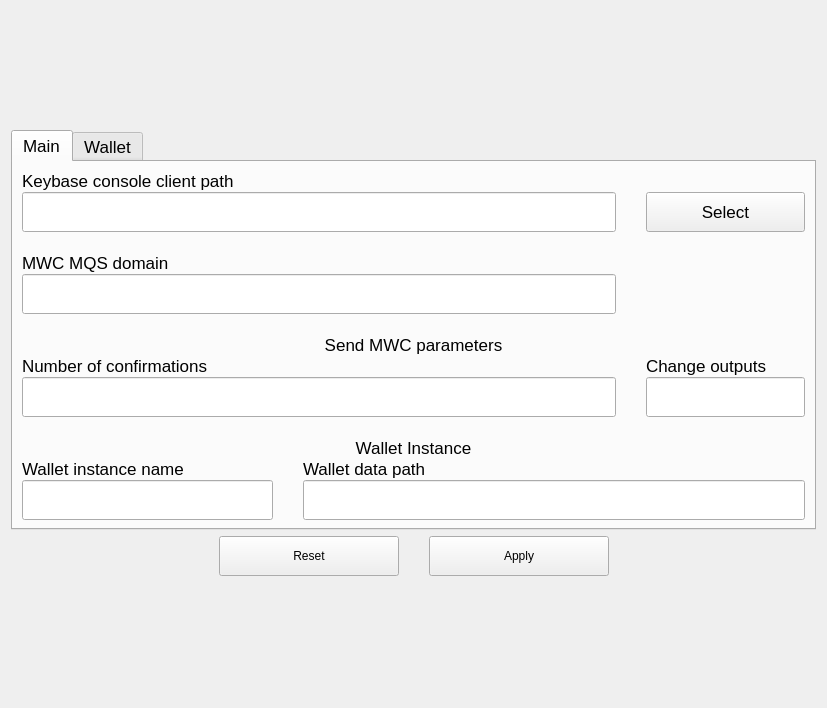
Qt form windows_desktop/x_walletconfig.ui (0xkobe/mwc-wallet) before a commit.
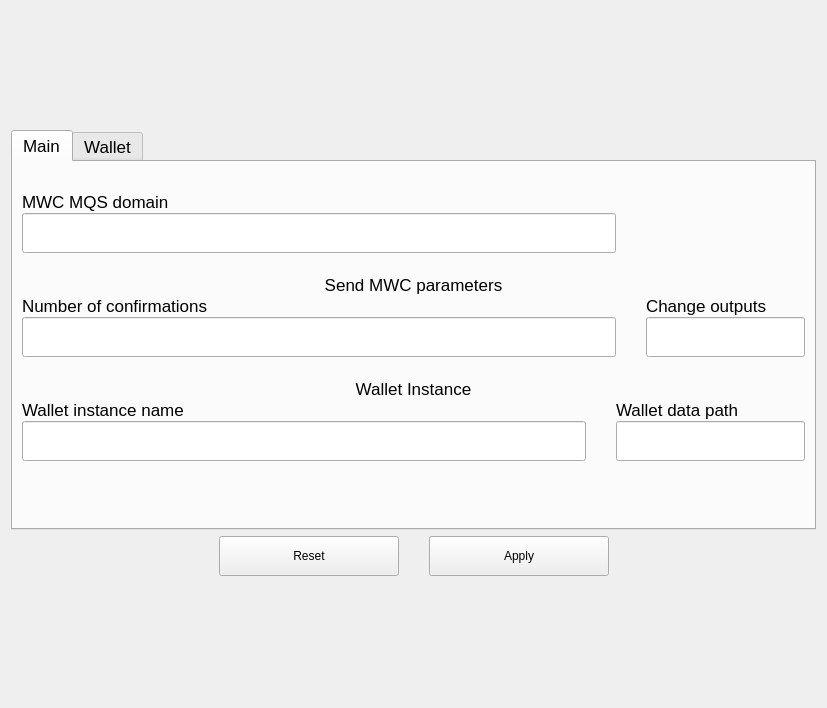
The same form after that commit. The open tabs and pages were chosen to show the change. Icons and pictures are not drawn. Custom widgets are drawn as their Qt base class.

Commit message: https://github.com/mwcproject/mwc-qt-wallet/issues/564

Patch:
```diff
--- a/windows_desktop/x_walletconfig.ui
+++ b/windows_desktop/x_walletconfig.ui
@@ -72,27 +72,14 @@
         <number>0</number>
        </property>
        <item>
-        <layout class="QGridLayout" name="gridLayout" columnstretch="4,5,0">
+        <layout class="QGridLayout" name="gridLayout" columnstretch="4,0,0">
          <property name="horizontalSpacing">
           <number>30</number>
          </property>
          <property name="verticalSpacing">
           <number>1</number>
          </property>
-         <item row="12" column="2">
-          <widget class="control::MwcLabelSmall" name="label_5">
-           <property name="maximumSize">
-            <size>
-             <width>16777215</width>
-             <height>22</height>
-            </size>
-           </property>
-           <property name="text">
-            <string>Change outputs</string>
-           </property>
-          </widget>
-         </item>
-         <item row="15" column="0" colspan="3">
+         <item row="13" column="0" colspan="3">
           <widget class="control::MwcLabelLarge" name="label_9">
            <property name="text">
             <string>Wallet Instance</string>
@@ -102,87 +89,7 @@
            </property>
           </widget>
          </item>
-         <item row="16" column="0">
-          <widget class="control::MwcLabelSmall" name="label_10">
-           <property name="maximumSize">
-            <size>
-             <width>16777215</width>
-             <height>22</height>
-            </size>
-           </property>
-           <property name="text">
-            <string>Wallet instance name</string>
-           </property>
-          </widget>
-         </item>
-         <item row="6" column="0" colspan="2">
-          <widget class="control::MwcLineEditNormal" name="mwcmqHost">
-           <property name="minimumSize">
-            <size>
-             <width>0</width>
-             <height>40</height>
-            </size>
-           </property>
-           <property name="maximumSize">
-            <size>
-             <width>200000</width>
-             <height>40</height>
-            </size>
-           </property>
-           <property name="maxLength">
-            <number>512</number>
-           </property>
-          </widget>
-         </item>
-         <item row="2" column="0" colspan="3">
-          <widget class="control::MwcLabelSmall" name="label_4">
-           <property name="sizePolicy">
-            <sizepolicy hsizetype="Fixed" vsizetype="Preferred">
-             <horstretch>0</horstretch>
-             <verstretch>0</verstretch>
-            </sizepolicy>
-           </property>
-           <property name="maximumSize">
-            <size>
-             <width>16777215</width>
-             <height>22</height>
-            </size>
-           </property>
-           <property name="text">
-            <string>Keybase console client path</string>
-           </property>
-          </widget>
-         </item>
-         <item row="10" column="1">
-          <widget class="QWidget" name="widget" native="true">
-           <property name="minimumSize">
-            <size>
-             <width>0</width>
-             <height>20</height>
-            </size>
-           </property>
-           <property name="maximumSize">
-            <size>
-             <width>16777215</width>
-             <height>15</height>
-            </size>
-           </property>
-          </widget>
-         </item>
-         <item row="12" column="0" colspan="2">
-          <widget class="control::MwcLabelSmall" name="label_6">
-           <property name="maximumSize">
-            <size>
-             <width>16777215</width>
-             <height>22</height>
-            </size>
-           </property>
-           <property name="text">
-            <string>Number of confirmations</string>
-           </property>
-          </widget>
-         </item>
-         <item row="4" column="1">
+         <item row="2" column="1">
           <widget class="QWidget" name="widget_3" native="true">
            <property name="minimumSize">
             <size>
@@ -198,17 +105,7 @@
            </property>
           </widget>
          </item>
-         <item row="11" column="0" colspan="3">
-          <widget class="control::MwcLabelLarge" name="label_8">
-           <property name="text">
-            <string>Send MWC parameters</string>
-           </property>
-           <property name="alignment">
-            <set>Qt::AlignCenter</set>
-           </property>
-          </widget>
-         </item>
-         <item row="16" column="1" colspan="2">
+         <item row="14" column="1" colspan="2">
           <widget class="control::MwcLabelSmall" name="label_7">
            <property name="maximumSize">
             <size>
@@ -221,89 +118,7 @@
            </property>
           </widget>
          </item>
-         <item row="13" column="0" colspan="2">
-          <widget class="control::MwcLineEditNormal" name="confirmationNumberEdit">
-           <property name="minimumSize">
-            <size>
-             <width>0</width>
-             <height>40</height>
-            </size>
-           </property>
-           <property name="maximumSize">
-            <size>
-             <width>16777215</width>
-             <height>40</height>
-            </size>
-           </property>
-           <property name="maxLength">
-            <number>2</number>
-           </property>
-          </widget>
-         </item>
-         <item row="3" column="2">
-          <widget class="control::MwcPushButtonNormal" name="keybasePathSelect">
-           <property name="minimumSize">
-            <size>
-             <width>0</width>
-             <height>40</height>
-            </size>
-           </property>
-           <property name="maximumSize">
-            <size>
-             <width>16777215</width>
-             <height>40</height>
-            </size>
-           </property>
-           <property name="focusPolicy">
-            <enum>Qt::StrongFocus</enum>
-           </property>
-           <property name="toolTip">
-            <string>Select Keybase binary location</string>
-           </property>
-           <property name="text">
-            <string>Select</string>
-           </property>
-          </widget>
-         </item>
-         <item row="5" column="0" colspan="2">
-          <widget class="control::MwcLabelSmall" name="label_2">
-           <property name="sizePolicy">
-            <sizepolicy hsizetype="Fixed" vsizetype="Preferred">
-             <horstretch>0</horstretch>
-             <verstretch>0</verstretch>
-            </sizepolicy>
-           </property>
-           <property name="maximumSize">
-            <size>
-             <width>16777215</width>
-             <height>22</height>
-            </size>
-           </property>
-           <property name="text">
-            <string>MWC MQS domain</string>
-           </property>
-          </widget>
-         </item>
-         <item row="13" column="2">
-          <widget class="control::MwcLineEditNormal" name="changeOutputsEdit">
-           <property name="minimumSize">
-            <size>
-             <width>0</width>
-             <height>40</height>
-            </size>
-           </property>
-           <property name="maximumSize">
-            <size>
-             <width>16777215</width>
-             <height>40</height>
-            </size>
-           </property>
-           <property name="maxLength">
-            <number>2</number>
-           </property>
-          </widget>
-         </item>
-         <item row="14" column="1">
+         <item row="12" column="1">
           <widget class="QWidget" name="widget_2" native="true">
            <property name="minimumSize">
             <size>
@@ -319,45 +134,55 @@
            </property>
           </widget>
          </item>
+         <item row="8" column="1">
+          <widget class="QWidget" name="widget" native="true">
+           <property name="minimumSize">
+            <size>
+             <width>0</width>
+             <height>20</height>
+            </size>
+           </property>
+           <property name="maximumSize">
+            <size>
+             <width>16777215</width>
+             <height>15</height>
+            </size>
+           </property>
+          </widget>
+         </item>
          <item row="3" column="0" colspan="2">
-          <widget class="control::MwcLineEditNormal" name="keybasePathEdit">
-           <property name="minimumSize">
-            <size>
-             <width>0</width>
-             <height>40</height>
-            </size>
+          <widget class="control::MwcLabelSmall" name="label_2">
+           <property name="sizePolicy">
+            <sizepolicy hsizetype="Fixed" vsizetype="Preferred">
+             <horstretch>0</horstretch>
+             <verstretch>0</verstretch>
+            </sizepolicy>
            </property>
            <property name="maximumSize">
             <size>
-             <width>20000</width>
-             <height>40</height>
+             <width>16777215</width>
+             <height>22</height>
             </size>
            </property>
-           <property name="maxLength">
-            <number>4096</number>
+           <property name="text">
+            <string>MWC MQS domain</string>
            </property>
           </widget>
          </item>
-         <item row="17" column="0">
-          <widget class="control::MwcLineEditNormal" name="walletInstanceNameEdit">
-           <property name="minimumSize">
-            <size>
-             <width>0</width>
-             <height>40</height>
-            </size>
-           </property>
+         <item row="10" column="2">
+          <widget class="control::MwcLabelSmall" name="label_5">
            <property name="maximumSize">
             <size>
              <width>16777215</width>
-             <height>40</height>
+             <height>22</height>
             </size>
            </property>
-           <property name="maxLength">
-            <number>64</number>
+           <property name="text">
+            <string>Change outputs</string>
            </property>
           </widget>
          </item>
-         <item row="17" column="1" colspan="2">
+         <item row="15" column="1" colspan="2">
           <widget class="control::MwcLineEditNormal" name="walletDataPath">
            <property name="minimumSize">
             <size>
@@ -376,6 +201,118 @@
            </property>
           </widget>
          </item>
+         <item row="4" column="0" colspan="2">
+          <widget class="control::MwcLineEditNormal" name="mwcmqHost">
+           <property name="minimumSize">
+            <size>
+             <width>0</width>
+             <height>40</height>
+            </size>
+           </property>
+           <property name="maximumSize">
+            <size>
+             <width>200000</width>
+             <height>40</height>
+            </size>
+           </property>
+           <property name="maxLength">
+            <number>512</number>
+           </property>
+          </widget>
+         </item>
+         <item row="11" column="0" colspan="2">
+          <widget class="control::MwcLineEditNormal" name="confirmationNumberEdit">
+           <property name="minimumSize">
+            <size>
+             <width>0</width>
+             <height>40</height>
+            </size>
+           </property>
+           <property name="maximumSize">
+            <size>
+             <width>16777215</width>
+             <height>40</height>
+            </size>
+           </property>
+           <property name="maxLength">
+            <number>2</number>
+           </property>
+          </widget>
+         </item>
+         <item row="14" column="0">
+          <widget class="control::MwcLabelSmall" name="label_10">
+           <property name="maximumSize">
+            <size>
+             <width>16777215</width>
+             <height>22</height>
+            </size>
+           </property>
+           <property name="text">
+            <string>Wallet instance name</string>
+           </property>
+          </widget>
+         </item>
+         <item row="9" column="0" colspan="3">
+          <widget class="control::MwcLabelLarge" name="label_8">
+           <property name="text">
+            <string>Send MWC parameters</string>
+           </property>
+           <property name="alignment">
+            <set>Qt::AlignCenter</set>
+           </property>
+          </widget>
+         </item>
+         <item row="11" column="2">
+          <widget class="control::MwcLineEditNormal" name="changeOutputsEdit">
+           <property name="minimumSize">
+            <size>
+             <width>0</width>
+             <height>40</height>
+            </size>
+           </property>
+           <property name="maximumSize">
+            <size>
+             <width>16777215</width>
+             <height>40</height>
+            </size>
+           </property>
+           <property name="maxLength">
+            <number>2</number>
+           </property>
+          </widget>
+         </item>
+         <item row="10" column="0" colspan="2">
+          <widget class="control::MwcLabelSmall" name="label_6">
+           <property name="maximumSize">
+            <size>
+             <width>16777215</width>
+             <height>22</height>
+            </size>
+           </property>
+           <property name="text">
+            <string>Number of confirmations</string>
+           </property>
+          </widget>
+         </item>
+         <item row="15" column="0">
+          <widget class="control::MwcLineEditNormal" name="walletInstanceNameEdit">
+           <property name="minimumSize">
+            <size>
+             <width>0</width>
+             <height>40</height>
+            </size>
+           </property>
+           <property name="maximumSize">
+            <size>
+             <width>16777215</width>
+             <height>40</height>
+            </size>
+           </property>
+           <property name="maxLength">
+            <number>64</number>
+           </property>
+          </widget>
+         </item>
         </layout>
        </item>
        <item>
```
Left out of the diff: 47 changed lines with no effect on the pictures. The commit also changes 44 other files.
